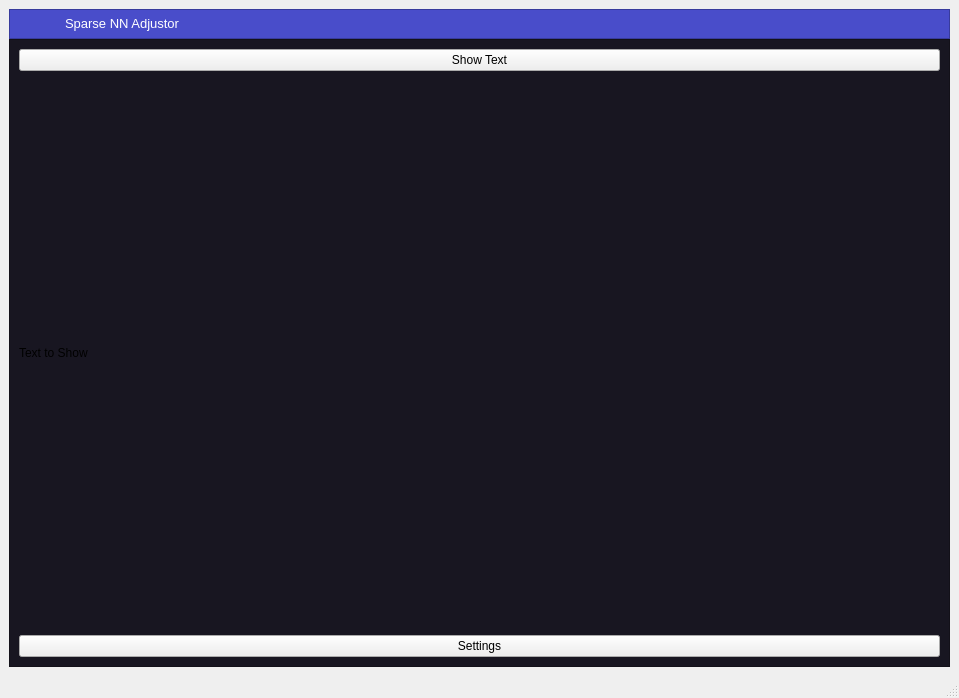
The window that file.ui (saxovia/bsc-thesis) describes before a commit, drawn with Qt 5.
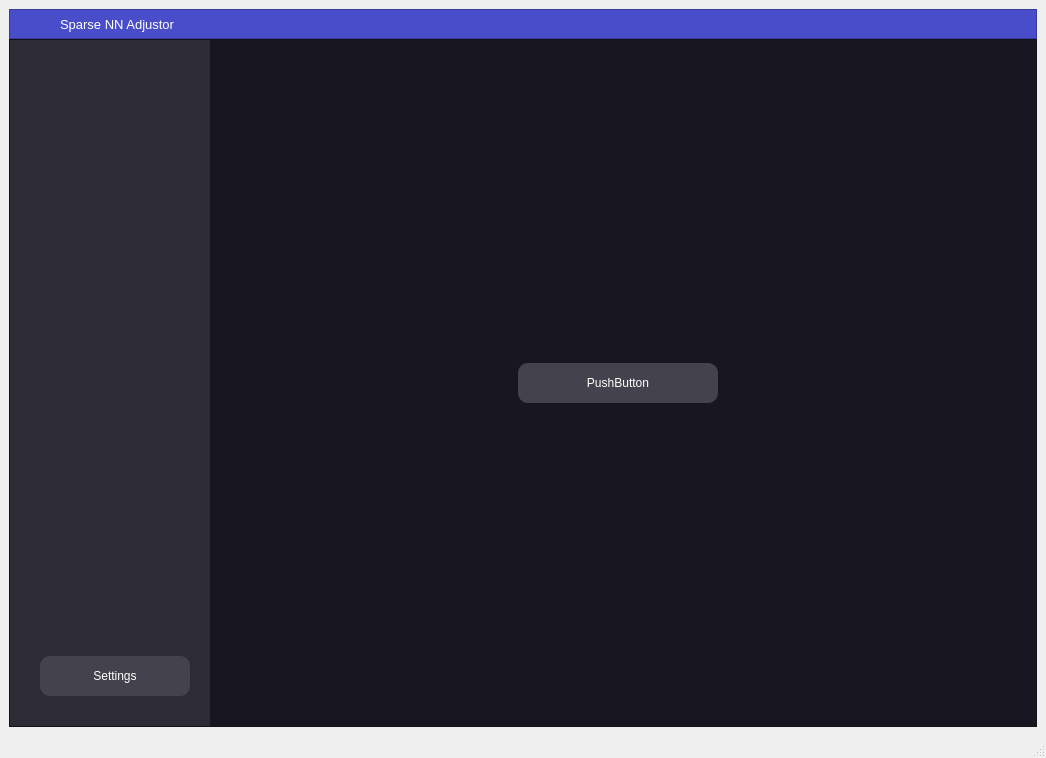
The same window after the commit. Icons and pictures are not drawn.

Commit message: Adjusted design

```diff
--- a/file.ui
+++ b/file.ui
@@ -6,8 +6,8 @@
    <rect>
     <x>0</x>
     <y>0</y>
-    <width>959</width>
-    <height>698</height>
+    <width>1046</width>
+    <height>758</height>
    </rect>
   </property>
   <property name="windowTitle">
@@ -32,6 +32,28 @@
 	background-color: transparent;
 }
 
+#main_frame .QPushButton{
+	background-color: #44424c;
+	color: #fff;
+	border-radius: 10px;
+	min-width:200px;
+	max-width:200px;
+	min-height:40px;
+	max-height:40px;
+}
+
+
+#side_widget .QPushButton{
+	min-height:40px;
+	max-height:40px;
+	max-width: 150px;
+	min-width: 150px;
+}
+
+#side_widget{
+	background-color: #2d2b36;
+}
+
 #icon_label{
 	min-width:30px;
 	max-width:30px;
@@ -50,12 +72,15 @@
 #maximize_btn:hover, #minimize_btn:hover {
 	background-color: #d8d8d8; /* Changes the background color of maximize and minimize buttons on hover for visual feedback */
 }
-#close_btnchover {
+#close_button:hover {
 	background-color: #c42b1c; /* Changes the background color of the close button on hover to a distinct red, indicating a destructive action */
 }
-#close_btn, #title_frame{
+#close_button:hover{ /* #title_frame */
 	/*border-top-right-radius: 10px;  Rounds the top right corner of the close button and the title frame for a softened edge */
-}</string>
+}
+
+
+</string>
   </property>
   <widget class="QWidget" name="centralwidget">
    <layout class="QGridLayout" name="gridLayout">
@@ -84,19 +109,19 @@
       </property>
       <layout class="QGridLayout" name="gridLayout_3">
        <property name="leftMargin">
-        <number>5</number>
+        <number>0</number>
        </property>
        <property name="topMargin">
-        <number>5</number>
+        <number>0</number>
        </property>
        <property name="rightMargin">
-        <number>5</number>
+        <number>0</number>
        </property>
        <property name="bottomMargin">
-        <number>5</number>
+        <number>0</number>
        </property>
        <property name="spacing">
-        <number>5</number>
+        <number>0</number>
        </property>
        <item row="0" column="0">
         <layout class="QHBoxLayout" name="horizontalLayout_2">
@@ -157,6 +182,12 @@
          </property>
          <item>
           <widget class="QPushButton" name="minimize_button">
+           <property name="sizePolicy">
+            <sizepolicy hsizetype="Minimum" vsizetype="Expanding">
+             <horstretch>0</horstretch>
+             <verstretch>0</verstretch>
+            </sizepolicy>
+           </property>
            <property name="text">
             <string/>
            </property>
@@ -168,6 +199,12 @@
          </item>
          <item>
           <widget class="QPushButton" name="maximize_button">
+           <property name="sizePolicy">
+            <sizepolicy hsizetype="Minimum" vsizetype="Expanding">
+             <horstretch>0</horstretch>
+             <verstretch>0</verstretch>
+            </sizepolicy>
+           </property>
            <property name="text">
             <string/>
            </property>
@@ -179,6 +216,12 @@
          </item>
          <item>
           <widget class="QPushButton" name="close_button">
+           <property name="sizePolicy">
+            <sizepolicy hsizetype="Minimum" vsizetype="Expanding">
+             <horstretch>0</horstretch>
+             <verstretch>0</verstretch>
+            </sizepolicy>
+           </property>
            <property name="text">
             <string/>
            </property>
@@ -202,25 +245,121 @@
        <enum>QFrame::Raised</enum>
       </property>
       <layout class="QGridLayout" name="gridLayout_2">
-       <item row="2" column="0">
-        <widget class="QPushButton" name="pushButton_2">
-         <property name="text">
-          <string>Settings</string>
-         </property>
+       <property name="leftMargin">
+        <number>0</number>
+       </property>
+       <property name="topMargin">
+        <number>0</number>
+       </property>
+       <property name="rightMargin">
+        <number>0</number>
+       </property>
+       <property name="bottomMargin">
+        <number>0</number>
+       </property>
+       <property name="horizontalSpacing">
+        <number>5</number>
+       </property>
+       <property name="verticalSpacing">
+        <number>30</number>
+       </property>
+       <item row="0" column="2">
+        <widget class="QWidget" name="main_widget" native="true">
+         <layout class="QGridLayout" name="gridLayout_4">
+          <property name="leftMargin">
+           <number>15</number>
+          </property>
+          <property name="topMargin">
+           <number>30</number>
+          </property>
+          <property name="rightMargin">
+           <number>30</number>
+          </property>
+          <property name="bottomMargin">
+           <number>30</number>
+          </property>
+          <item row="0" column="0">
+           <widget class="QPushButton" name="pushButton">
+            <property name="text">
+             <string>PushButton</string>
+            </property>
+           </widget>
+          </item>
+         </layout>
         </widget>
        </item>
-       <item row="0" column="0">
-        <widget class="QPushButton" name="pushButton">
-         <property name="text">
-          <string>Show Text</string>
+       <item row="0" column="1">
+        <widget class="QWidget" name="side_widget" native="true">
+         <property name="minimumSize">
+          <size>
+           <width>200</width>
+           <height>0</height>
+          </size>
          </property>
-        </widget>
-       </item>
-       <item row="1" column="0">
-        <widget class="QLabel" name="label">
-         <property name="text">
-          <string>Text to Show</string>
+         <property name="maximumSize">
+          <size>
+           <width>150</width>
+           <height>16777215</height>
+          </size>
          </property>
+         <property name="layoutDirection">
+          <enum>Qt::LeftToRight</enum>
+         </property>
+         <property name="autoFillBackground">
+          <bool>false</bool>
+         </property>
+         <layout class="QVBoxLayout" name="verticalLayout">
+          <property name="leftMargin">
+           <number>30</number>
+          </property>
+          <property name="topMargin">
+           <number>20</number>
+          </property>
+          <property name="rightMargin">
+           <number>20</number>
+          </property>
+          <property name="bottomMargin">
+           <number>30</number>
+          </property>
+          <item>
+           <spacer name="verticalSpacer">
+            <property name="orientation">
+             <enum>Qt::Vertical</enum>
+            </property>
+            <property name="sizeHint" stdset="0">
+             <size>
+              <width>20</width>
+              <height>40</height>
+             </size>
+            </property>
+           </spacer>
+          </item>
+          <item>
+           <widget class="QPushButton" name="settings_button">
+            <property name="sizePolicy">
+             <sizepolicy hsizetype="Expanding" vsizetype="Fixed">
+              <horstretch>0</horstretch>
+              <verstretch>0</verstretch>
+             </sizepolicy>
+            </property>
+            <property name="minimumSize">
+             <size>
+              <width>150</width>
+              <height>40</height>
+             </size>
+            </property>
+            <property name="maximumSize">
+             <size>
+              <width>150</width>
+              <height>40</height>
+             </size>
+            </property>
+            <property name="text">
+             <string>Settings</string>
+            </property>
+           </widget>
+          </item>
+         </layout>
         </widget>
        </item>
       </layout>
```
Left out of the diff: 10 changed lines with no effect on the pictures. The commit also changes 7 other files.
